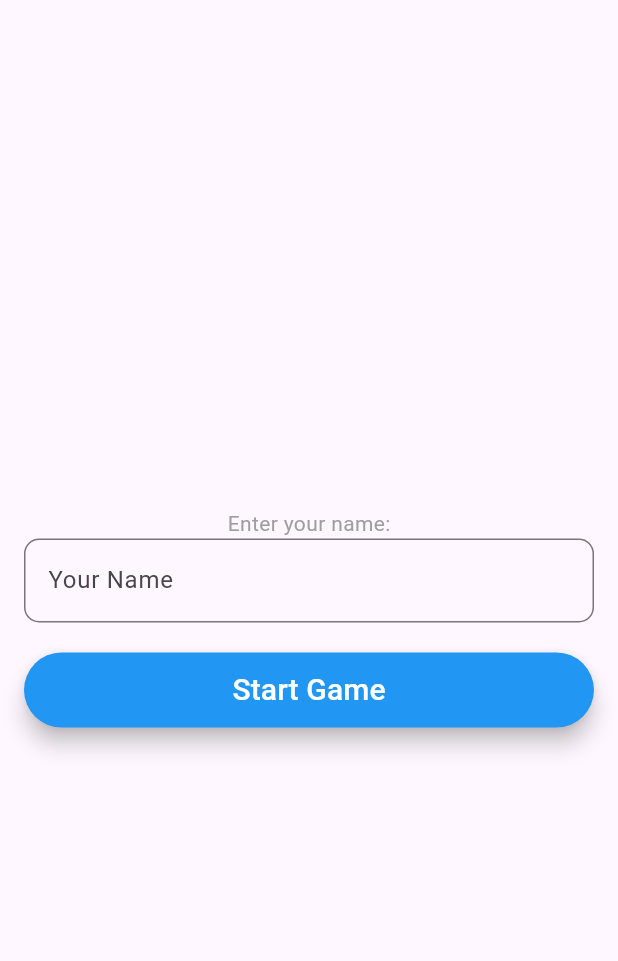
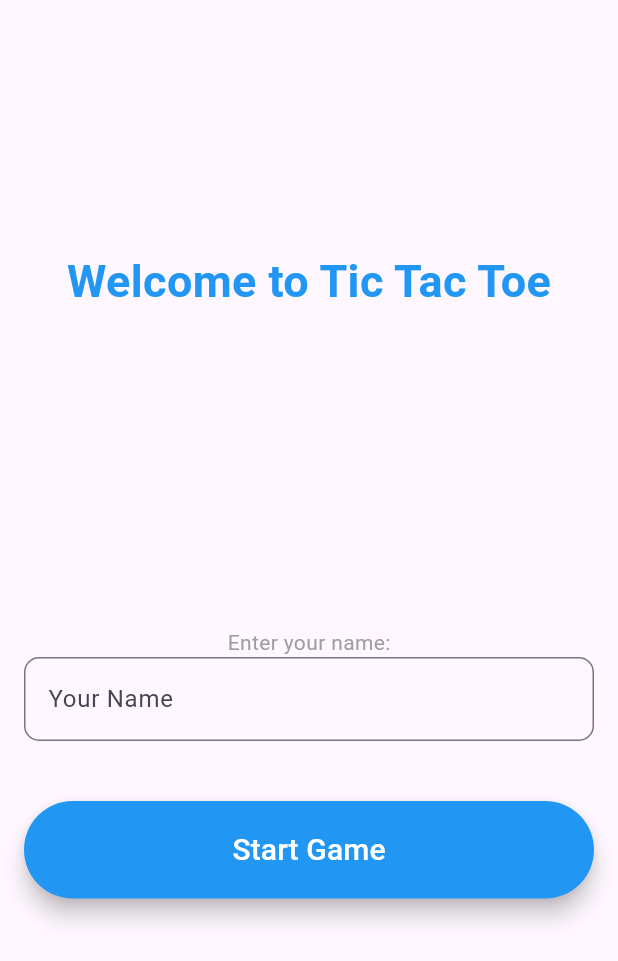
Before and after one commit to IrfanKarim101/Tic-Tac_Toe, a Flutter app: the screen it shows after launch, on a phone screen of 412 x 824 dp. Shown: the top 961 px of the screen. Run offline on Flutter 3.47's test engine with Material 3 defaults, Android fonts, the phone set to English and light mode, and no system bars.

Commit message:
Update game logic and UI in main.dart and my_home_page.dart for improved player experience

```diff
--- a/lib/main.dart
+++ b/lib/main.dart
@@ -33,6 +33,18 @@ class Intro extends StatelessWidget {
             child: Column(
           mainAxisAlignment: MainAxisAlignment.center,
           children: <Widget>[
+            const SizedBox(
+              height: 150,
+            ),
+            const Text(
+              'Welcome to Tic Tac Toe',
+              style: TextStyle(
+                fontSize: 30,
+                fontWeight: FontWeight.bold,
+                color: Colors.blue,
+              ),
+            ),
+            const Spacer(),
             const Text(
               'Enter your name:',
               style: TextStyle(color: Colors.grey),
@@ -50,10 +62,10 @@ class Intro extends StatelessWidget {
               ),
             ),
             const SizedBox(
-              height: 20,
+              height: 40,
             ),
             SizedBox(
-              height: 50,
+              height: 65,
               width: double.infinity,
               child: ElevatedButton(
                 onPressed: () {
@@ -75,6 +87,7 @@ class Intro extends StatelessWidget {
                 ),
               ),
             ),
+            const Spacer(),
           ],
         )),
       ),
```
Also changed, not shown: lib/my_home_page.dart (+34 -11 lines).
